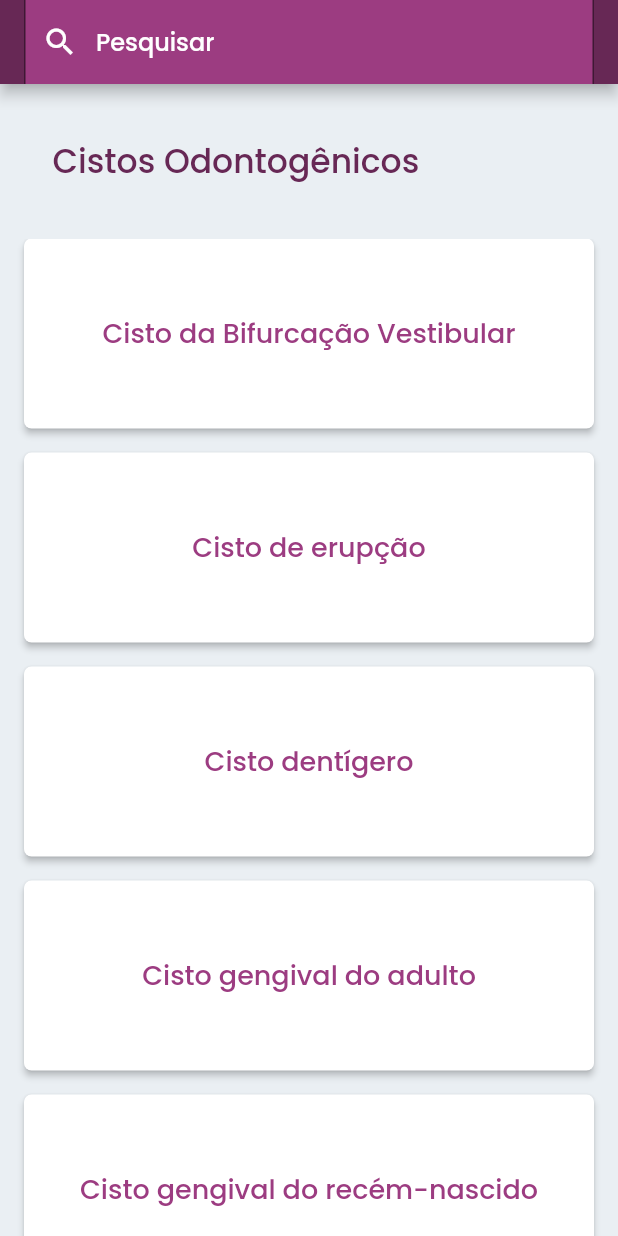
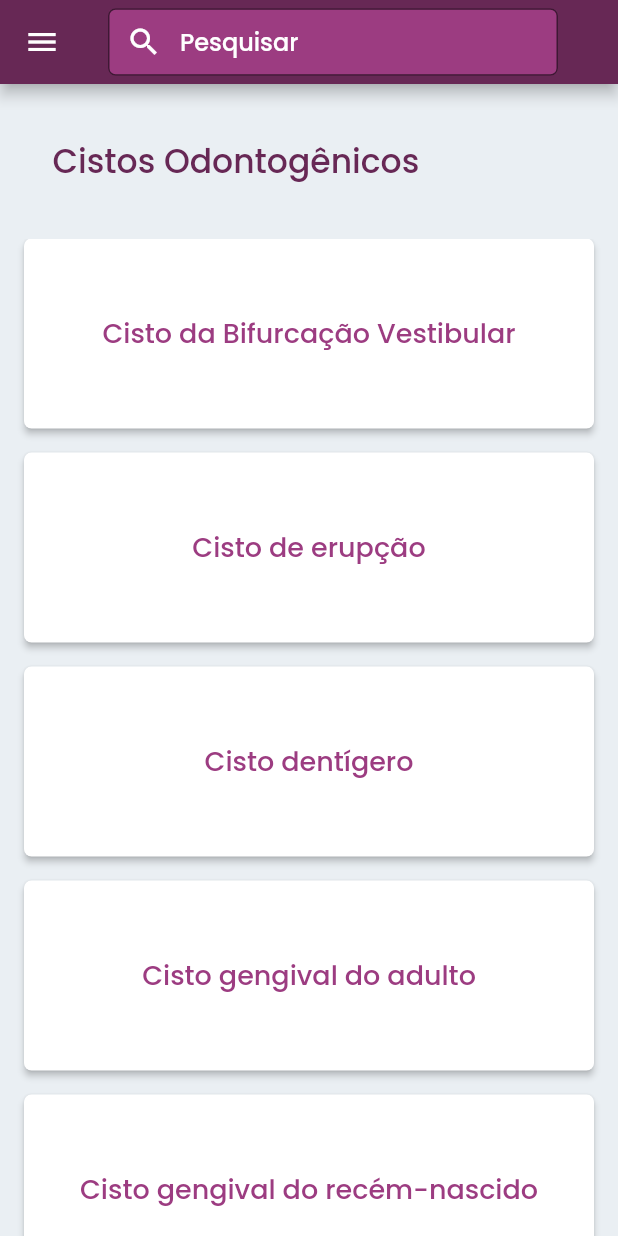
Before and after one commit to ASdOliveira/Slide-Viewer, a Flutter app: the screen it shows after launch, after a tap on "Cistos Odontogênicos", on a phone screen of 412 x 824 dp. Run offline on Flutter 3.47's test engine with Material 2 defaults, Android fonts, the phone set to English and light mode, and no system bars; our stand-ins replace webview_flutter.

Commit message:
Adding hamburguer menu into all needed screen

```diff
--- a/App/slide_viewer/lib/Components/SearchWidget.dart
+++ b/App/slide_viewer/lib/Components/SearchWidget.dart
@@ -5,27 +5,34 @@ class SearchWidget extends StatelessWidget {
 
   @override
   Widget build(BuildContext context) {
-    return const TextField(
+    return SizedBox(
+      width: 300,
+      height: 45,
+      child: TextField(
+        maxLines: 1,
+        textAlignVertical: TextAlignVertical.bottom,
         cursorColor: Colors.white,
-      style: TextStyle(
+        style: const TextStyle(
             fontSize: 16,
             fontFamily: 'Poppins',
             fontWeight: FontWeight.w500,
             color: Color(0xFFFFFFFF)),
         decoration: InputDecoration(
             filled: true,
-          fillColor: Color(0xFF9C3C81),
-          prefixIcon: Icon(Icons.search),
-          border: OutlineInputBorder(),
+            fillColor: const Color(0xFF9C3C81),
+            prefixIcon: const Icon(Icons.search),
+            border:
+                OutlineInputBorder(borderRadius: BorderRadius.circular(5.0)),
             hintText: 'Pesquisar',
-          hintStyle: TextStyle(
+            hintStyle: const TextStyle(
                 fontSize: 16,
                 fontFamily: 'Poppins',
                 fontWeight: FontWeight.w500,
                 color: Color(0xFFFFFFFF)),
-          focusColor: Color(0xFFFFFFFF),
+            focusColor: const Color(0xFFFFFFFF),
             prefixIconColor: Colors.white,
-          hoverColor: Color(0xFF9C3C81)),
+            hoverColor: const Color(0xFF9C3C81)),
+      ),
     );
   }
 }
--- a/App/slide_viewer/lib/InjuryDetail.dart
+++ b/App/slide_viewer/lib/InjuryDetail.dart
@@ -1,5 +1,6 @@
 import 'dart:convert';
 import 'package:flutter/material.dart';
+import 'Components/DrawerWidget.dart';
 import 'Components/H1TextWidget.dart';
 import 'Components/InjuryDetailTextContainer.dart';
 import 'Components/SearchWidget.dart';
@@ -103,10 +104,10 @@ class InjuryDetailState extends State<InjuryDetail> {
 
     return Scaffold(
       appBar: AppBar(
-        automaticallyImplyLeading: false,
         backgroundColor: const Color(0xFF672855),
         title: const SearchWidget(),
       ),
+      drawer: DrawerWidget(),
       backgroundColor: const Color(0xFFEAEFF3),
       body: Column(
           mainAxisAlignment: MainAxisAlignment.start,
--- a/App/slide_viewer/lib/injuriesSubGroup.dart
+++ b/App/slide_viewer/lib/injuriesSubGroup.dart
@@ -1,5 +1,6 @@
 import 'dart:convert';
 import 'package:flutter/material.dart';
+import 'package:slide_viewer/Components/DrawerWidget.dart';
 import 'Components/H1TextWidget.dart';
 import 'Components/H2TextWidget.dart';
 import 'Components/SearchWidget.dart';
@@ -64,10 +65,10 @@ class InjuriesSubGroupState extends State<InjuriesSubGroup> {
   Widget build(BuildContext context) {
     return Scaffold(
       appBar: AppBar(
-          automaticallyImplyLeading: false,
           backgroundColor: const Color(0xFF672855),
           title: const SearchWidget()),
       backgroundColor: const Color(0xFFEAEFF3),
+      drawer: DrawerWidget(),
       body: Column(
         mainAxisAlignment: MainAxisAlignment.start,
         crossAxisAlignment: CrossAxisAlignment.start,
```
Lines whose indentation alone changed are shown as unchanged.
